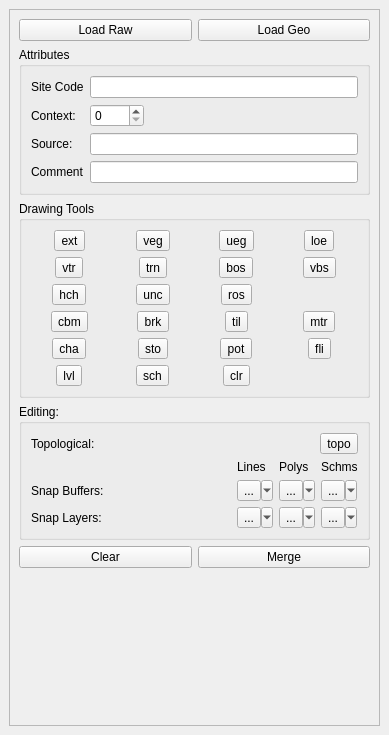
Above: plan/plan_dock_base.ui from lparchaeology/ArkPlan before the change. Below: the same form after it.
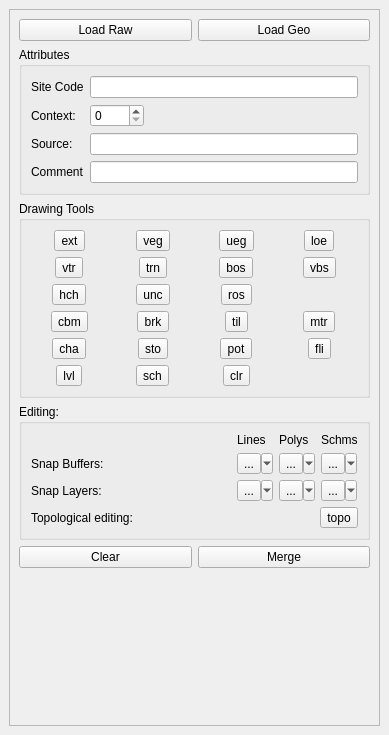
That is the form after the change. Custom widgets are drawn as their Qt base class.

Commit message: Move topo button

```diff
--- a/plan/plan_dock_base.ui
+++ b/plan/plan_dock_base.ui
@@ -507,27 +507,6 @@
            <string>Editing:</string>
           </property>
           <layout class="QVBoxLayout" name="verticalLayout_3">
-           <item>
-            <layout class="QHBoxLayout" name="horizontalLayout_3">
-             <item>
-              <widget class="QLabel" name="m_topologicalLabel">
-               <property name="text">
-                <string>Topological:</string>
-               </property>
-              </widget>
-             </item>
-             <item>
-              <widget class="TopoEditToolButton" name="m_topologicalTool">
-               <property name="text">
-                <string>topo</string>
-               </property>
-               <property name="checkable">
-                <bool>true</bool>
-               </property>
-              </widget>
-             </item>
-            </layout>
-           </item>
            <item>
             <layout class="QGridLayout" name="gridLayout_3">
              <item row="2" column="1">
@@ -645,6 +624,27 @@
              </item>
             </layout>
            </item>
+           <item>
+            <layout class="QHBoxLayout" name="horizontalLayout_3">
+             <item>
+              <widget class="QLabel" name="m_topologicalLabel">
+               <property name="text">
+                <string>Topological editing:</string>
+               </property>
+              </widget>
+             </item>
+             <item>
+              <widget class="TopoEditToolButton" name="m_topologicalTool">
+               <property name="text">
+                <string>topo</string>
+               </property>
+               <property name="checkable">
+                <bool>true</bool>
+               </property>
+              </widget>
+             </item>
+            </layout>
+           </item>
           </layout>
          </widget>
         </item>
```
